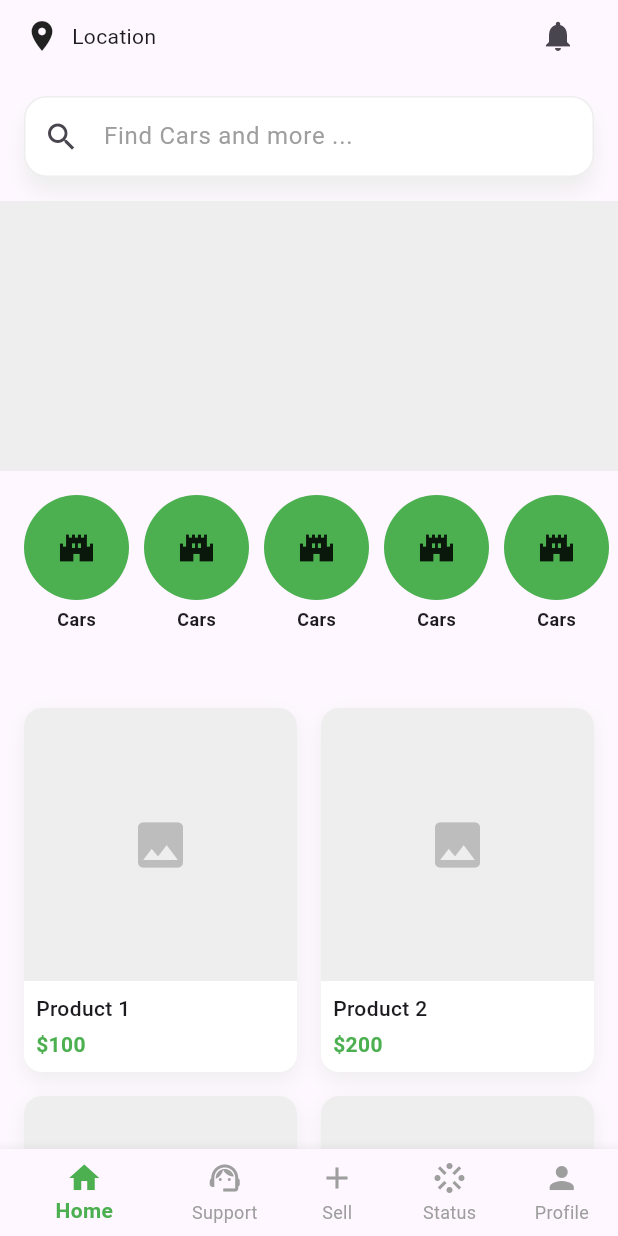
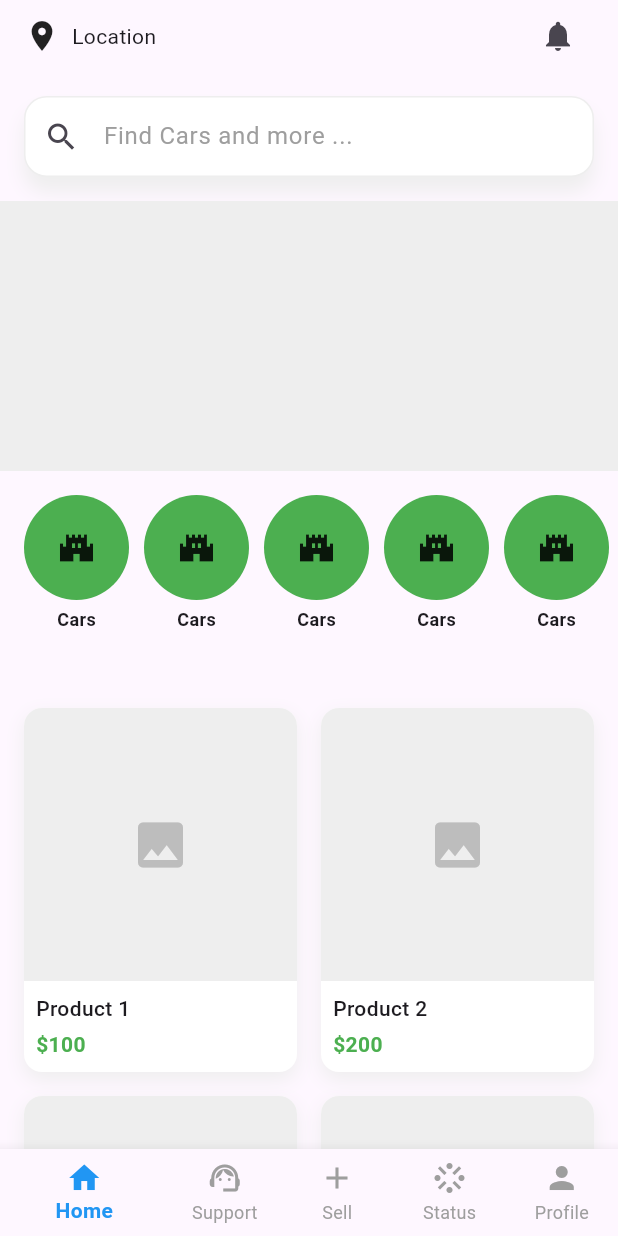
Before and after one commit to Greencreon-LLP-2/Lelam-online-V2, a Flutter app: the screen it shows after launch, on a phone screen of 412 x 824 dp. Run offline on Flutter 3.47's test engine with Material 3 defaults, Android fonts, the phone set to English and light mode, and no system bars.

Commit message:
added support of page switch using bottom nav bar

```diff
--- /dev/null
+++ b/lib/core/theme/app_theme.dart
@@ -0,0 +1,5 @@
+import 'package:flutter/material.dart';
+
+class AppTheme {
+  static const Color primaryColor = Colors.blue;
+}
--- a/lib/feature/home/view/pages/main_scaffold.dart
+++ b/lib/feature/home/view/pages/main_scaffold.dart
@@ -1,4 +1,7 @@
+// ignore_for_file: avoid_print
+
 import 'package:flutter/material.dart';
+import 'package:lelamonline_flutter/core/theme/app_theme.dart';
 import 'package:lelamonline_flutter/feature/home/view/pages/home_page.dart';
 
 class MainScaffold extends StatefulWidget {
@@ -10,10 +13,18 @@ class MainScaffold extends StatefulWidget {
 
 class _MainScaffoldState extends State<MainScaffold> {
   int currentIndex = 0;
+
+  final List<Widget> _pages = [
+    HomePage(),
+    Center(child: Text('Support')),
+    Center(child: Text('Sell')),
+    Center(child: Text('Status')),
+    Center(child: Text('Profile')),
+  ];
   @override
   Widget build(BuildContext context) {
     return Scaffold(
-      body: HomePage(),
+      body: _pages[currentIndex],
       bottomNavigationBar: BottomNavigationBar(
         currentIndex: currentIndex,
         onTap: (index) {
@@ -22,7 +33,7 @@ class _MainScaffoldState extends State<MainScaffold> {
             currentIndex = index;
           });
         },
-        selectedItemColor: Colors.green,
+        selectedItemColor: AppTheme.primaryColor,
         unselectedItemColor: Colors.grey,
         showUnselectedLabels: true,
         showSelectedLabels: true,
```
